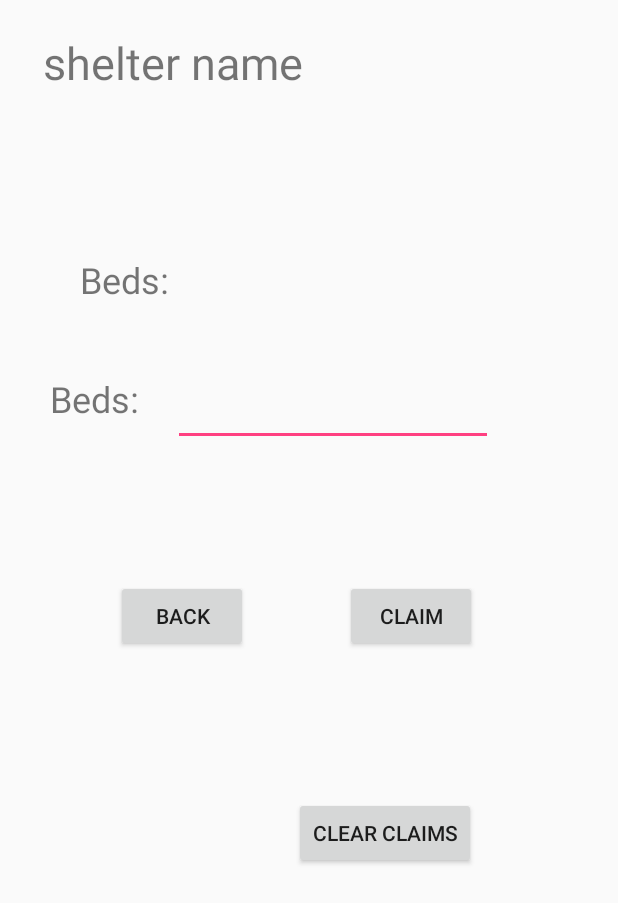
After one commit to JAGAD51/BuzzShelter, an Android app: the layout activity_claim_bed.xml on its own in the app's theme, with its tools: preview values and no code run, on a phone screen of 412 x 824 dp. The commit adds this screen. Shown: the top 903 px of the screen. Run offline under Robolectric (Android 15) with nearby library versions, the phone set to English and light mode, and no system bars.

Commit message:
Added bed claiming functionality

```diff
--- /dev/null
+++ b/app/src/main/res/layout/activity_claim_bed.xml
@@ -0,0 +1,126 @@
+<?xml version="1.0" encoding="utf-8"?>
+<android.support.constraint.ConstraintLayout
+    xmlns:android="http://schemas.android.com/apk/res/android"
+    xmlns:app="http://schemas.android.com/apk/res-auto"
+    xmlns:tools="http://schemas.android.com/tools"
+    android:layout_width="match_parent"
+    android:layout_height="match_parent"
+    tools:context="com.buzzshelter.ClaimBedActivity">
+
+    <TextView
+        android:id="@+id/bedShelterVacancy"
+        android:layout_width="wrap_content"
+        android:layout_height="wrap_content"
+        android:layout_marginBottom="8dp"
+        android:layout_marginEnd="8dp"
+        android:layout_marginStart="8dp"
+        android:layout_marginTop="8dp"
+        android:text=" Beds: "
+        android:textSize="24sp"
+        app:layout_constraintBottom_toBottomOf="parent"
+        app:layout_constraintEnd_toEndOf="parent"
+        app:layout_constraintHorizontal_bias="0.121"
+        app:layout_constraintStart_toStartOf="parent"
+        app:layout_constraintTop_toTopOf="parent"
+        app:layout_constraintVertical_bias="0.209"/>
+
+    <TextView
+        android:id="@+id/textView6"
+        android:layout_width="wrap_content"
+        android:layout_height="wrap_content"
+        android:layout_marginBottom="8dp"
+        android:layout_marginEnd="8dp"
+        android:layout_marginStart="8dp"
+        android:layout_marginTop="8dp"
+        android:text=" Beds: "
+        android:textSize="24sp"
+        app:layout_constraintBottom_toBottomOf="parent"
+        app:layout_constraintEnd_toEndOf="parent"
+        app:layout_constraintHorizontal_bias="0.06"
+        app:layout_constraintStart_toStartOf="parent"
+        app:layout_constraintTop_toTopOf="parent"
+        app:layout_constraintVertical_bias="0.311"/>
+
+    <TextView
+        android:id="@+id/bedShelterName"
+        android:layout_width="wrap_content"
+        android:layout_height="wrap_content"
+        android:layout_marginBottom="8dp"
+        android:layout_marginEnd="8dp"
+        android:layout_marginStart="8dp"
+        android:layout_marginTop="8dp"
+        android:text="shelter name"
+        android:textSize="30sp"
+        app:layout_constraintBottom_toBottomOf="parent"
+        app:layout_constraintEnd_toEndOf="parent"
+        app:layout_constraintHorizontal_bias="0.093"
+        app:layout_constraintStart_toStartOf="parent"
+        app:layout_constraintTop_toTopOf="parent"
+        app:layout_constraintVertical_bias="0.017"/>
+
+    <Button
+        android:id="@+id/bedClear"
+        android:layout_width="wrap_content"
+        android:layout_height="wrap_content"
+        android:layout_marginBottom="8dp"
+        android:layout_marginEnd="8dp"
+        android:layout_marginStart="8dp"
+        android:layout_marginTop="8dp"
+        android:text="Clear Claims"
+        app:layout_constraintBottom_toBottomOf="parent"
+        app:layout_constraintEnd_toEndOf="parent"
+        app:layout_constraintHorizontal_bias="0.684"
+        app:layout_constraintStart_toStartOf="parent"
+        app:layout_constraintTop_toTopOf="parent"
+        app:layout_constraintVertical_bias="0.689"/>
+
+    <Button
+        android:id="@+id/bedBack"
+        android:layout_width="wrap_content"
+        android:layout_height="wrap_content"
+        android:layout_marginBottom="8dp"
+        android:layout_marginEnd="8dp"
+        android:layout_marginStart="8dp"
+        android:layout_marginTop="8dp"
+        android:text="Back"
+        app:layout_constraintBottom_toBottomOf="parent"
+        app:layout_constraintEnd_toEndOf="parent"
+        app:layout_constraintHorizontal_bias="0.225"
+        app:layout_constraintStart_toStartOf="parent"
+        app:layout_constraintTop_toTopOf="parent"
+        app:layout_constraintVertical_bias="0.498"/>
+
+    <Button
+        android:id="@+id/bedClaim"
+        android:layout_width="wrap_content"
+        android:layout_height="wrap_content"
+        android:layout_marginBottom="8dp"
+        android:layout_marginEnd="8dp"
+        android:layout_marginStart="8dp"
+        android:layout_marginTop="8dp"
+        android:text="Claim"
+        app:layout_constraintBottom_toBottomOf="parent"
+        app:layout_constraintEnd_toEndOf="parent"
+        app:layout_constraintHorizontal_bias="0.721"
+        app:layout_constraintStart_toStartOf="parent"
+        app:layout_constraintTop_toTopOf="parent"
+        app:layout_constraintVertical_bias="0.498"/>
+
+    <EditText
+        android:id="@+id/bedInput"
+        android:layout_width="wrap_content"
+        android:layout_height="wrap_content"
+        android:layout_marginBottom="8dp"
+        android:layout_marginEnd="8dp"
+        android:layout_marginStart="8dp"
+        android:layout_marginTop="8dp"
+        android:ems="10"
+        android:inputType="textPersonName"
+        app:layout_constraintBottom_toBottomOf="parent"
+        app:layout_constraintEnd_toEndOf="parent"
+        app:layout_constraintHorizontal_bias="0.588"
+        app:layout_constraintStart_toStartOf="parent"
+        app:layout_constraintTop_toTopOf="parent"
+        app:layout_constraintVertical_bias="0.32"/>
+
+</android.support.constraint.ConstraintLayout>
--- a/app/src/main/res/layout/activity_shelterview.xml
+++ b/app/src/main/res/layout/activity_shelterview.xml
@@ -25,7 +25,8 @@
             android:layout_height="wrap_content"
             android:ems="20"
             android:hint="Search by Name"
-            android:inputType="textPersonName" />
+            android:inputType="textPersonName"
+            />
 
         <TextView
             android:layout_width="match_parent"
```
Also changed, not shown: app/src/main/AndroidManifest.xml (+13 -10 lines), app/src/main/java/com/buzzshelter/Controllers/ClaimBedActivity.java (added, +91 -0 lines), app/src/main/java/com/buzzshelter/Controllers/DetailedShelterActivity.java (+30 -16 lines), app/src/main/java/com/buzzshelter/Model/Model.java (+31 -7 lines), app/src/main/java/com/buzzshelter/Model/Shelter.java (+17 -0 lines), app/src/main/java/com/buzzshelter/Model/User.java (+20 -4 lines), app/src/main/res/layout/activity_detailedshelter.xml (+16 -0 lines).
